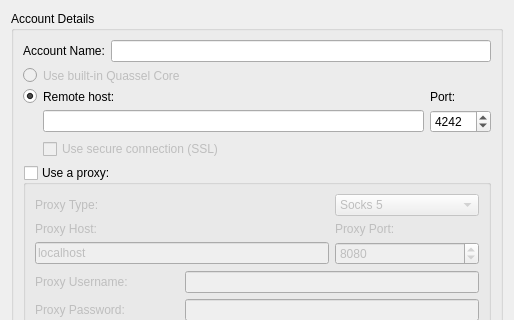
Above: src/qtui/ui/coreaccounteditdlg.ui from quassel/quassel before the change; both pictures show x 0 to 514 and y 0 to 320 of the 514 by 534 pixel window. Below: the same form after it.
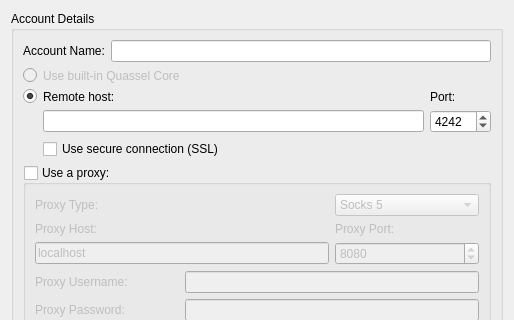
That is the form after the change. Icons and pictures are not drawn.

```diff
--- a/src/qtui/ui/coreaccounteditdlg.ui
+++ b/src/qtui/ui/coreaccounteditdlg.ui
@@ -104,10 +104,7 @@
            </widget>
           </item>
           <item row="3" column="1" colspan="2" >
-           <widget class="QCheckBox" name="useSSL" >
-            <property name="enabled" >
-             <bool>false</bool>
-            </property>
+           <widget class="QCheckBox" name="useSsl" >
             <property name="text" >
              <string>Use secure connection (SSL)</string>
             </property>
```
